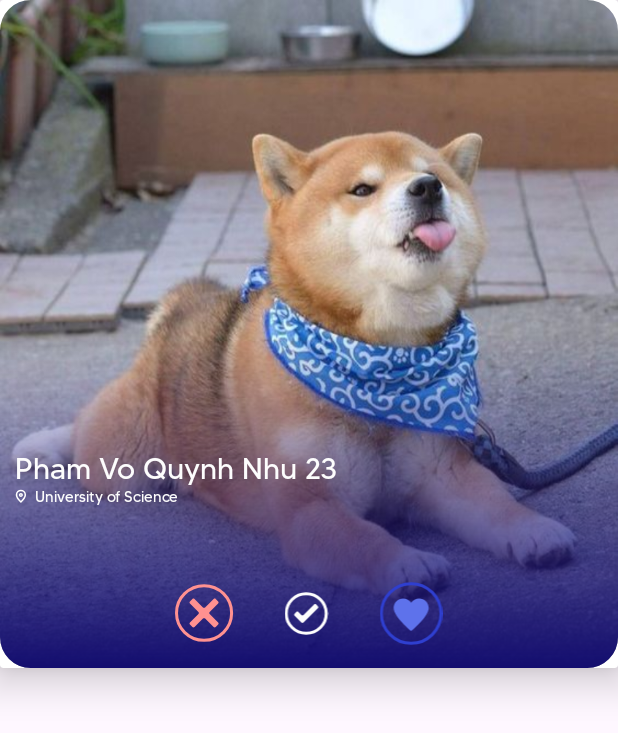
After one commit to tttrinhtran/FinalMobile, an Android app: the layout item_swipe.xml on its own in the app's theme, with its tools: preview values and no code run, on a phone screen of 412 x 824 dp. The commit adds this screen. Shown: the top 733 px of the screen. Run offline under Robolectric (Android 15) with nearby library versions, the phone set to English and light mode, and no system bars; Roboto replaces fonts that are not available here.

Commit message:
Swipe (home screen)

```diff
--- a/app/build.gradle
+++ b/app/build.gradle
@@ -81,4 +81,7 @@ dependencies {
     implementation "androidx.recyclerview:recyclerview:1.3.1"
     // For control over item selection of both touch and mouse driven selection
     implementation "androidx.recyclerview:recyclerview-selection:1.1.0"
+
+    //swipe
+    implementation 'com.github.Yalantis:Koloda-Android:v0.0.2-alpha'
 }
--- /dev/null
+++ b/app/src/main/java/com/example/finalproject/SwipeAdater.java
@@ -0,0 +1,46 @@
+package com.example.finalproject;
+
+import android.content.Context;
+import android.view.LayoutInflater;
+import android.view.View;
+import android.view.ViewGroup;
+import android.widget.BaseAdapter;
+
+import java.util.List;
+
+public class SwipeAdater extends BaseAdapter {
+    private Context context;
+    private List<Integer> list;
+
+    public SwipeAdater(Context context, List<Integer> list) {
+        this.context = context;
+        this.list = list;
+    }
+
+    @Override
+    public int getCount() {
+        return 20;
+    }
+
+    @Override
+    public Object getItem(int i) {
+        return null;
+    }
+
+    @Override
+    public long getItemId(int i) {
+        return 0;
+    }
+
+    @Override
+    public View getView(int i, View convertView, ViewGroup parent) {
+        View view;
+        if(convertView == null){
+            view = LayoutInflater.from(parent.getContext()).inflate(R.layout.item_swipe, parent, false);
+        }
+        else{
+            view = convertView;
+        }
+        return view;
+    }
+}
--- /dev/null
+++ b/app/src/main/res/drawable/gradient.xml
@@ -0,0 +1,7 @@
+<?xml version="1.0" encoding="utf-8"?>
+<shape xmlns:android="http://schemas.android.com/apk/res/android">
+    <gradient
+        android:angle="90"
+        android:centerColor="#00000000"
+        android:startColor="@color/dark_blue" />
+</shape>
--- /dev/null
+++ b/app/src/main/res/drawable/like_icon.xml
@@ -0,0 +1,15 @@
+<vector xmlns:android="http://schemas.android.com/apk/res/android"
+    android:width="29dp"
+    android:height="30dp"
+    android:viewportWidth="29"
+    android:viewportHeight="30">
+  <path
+      android:pathData="M14.33,15m-13.198,0a13.198,13.198 0,1 1,26.396 0a13.198,13.198 0,1 1,-26.396 0"
+      android:strokeWidth="2"
+      android:fillColor="#00000000"
+      android:strokeColor="#FDFDFD"/>
+  <path
+      android:pathData="M12.531,20.974C12.141,21.365 11.508,21.365 11.117,20.974L6.685,16.542C6.295,16.152 6.295,15.519 6.685,15.128L7.776,14.037C8.167,13.646 8.8,13.646 9.191,14.037L11.117,15.963C11.508,16.354 12.141,16.354 12.531,15.963L19.469,9.026C19.859,8.635 20.492,8.635 20.883,9.026L21.974,10.117C22.365,10.508 22.365,11.141 21.974,11.531L12.531,20.974Z"
+      android:fillColor="#FDFDFD"
+      android:fillType="evenOdd"/>
+</vector>
--- /dev/null
+++ b/app/src/main/res/drawable/location_icon.xml
@@ -0,0 +1,22 @@
+<vector xmlns:android="http://schemas.android.com/apk/res/android"
+    android:width="8dp"
+    android:height="10dp"
+    android:viewportWidth="8"
+    android:viewportHeight="10">
+  <path
+      android:strokeWidth="1"
+      android:pathData="M6.861,3.931C6.861,5.739 3.931,8.693 3.931,8.693C3.931,8.693 1,5.739 1,3.931C1,2.076 2.514,1 3.931,1C5.347,1 6.861,2.076 6.861,3.931V3.931Z"
+      android:strokeLineJoin="round"
+      android:fillColor="#00000000"
+      android:fillType="evenOdd"
+      android:strokeColor="#ffffff"
+      android:strokeLineCap="round"/>
+  <path
+      android:strokeWidth="1"
+      android:pathData="M3.094,3.931C3.094,3.468 3.468,3.093 3.931,3.093C4.393,3.093 4.768,3.468 4.768,3.931C4.768,4.393 4.393,4.768 3.931,4.768C3.468,4.768 3.094,4.393 3.094,3.931V3.931Z"
+      android:strokeLineJoin="round"
+      android:fillColor="#00000000"
+      android:fillType="evenOdd"
+      android:strokeColor="#ffffff"
+      android:strokeLineCap="round"/>
+</vector>
--- /dev/null
+++ b/app/src/main/res/drawable/match_icon.xml
@@ -0,0 +1,15 @@
+<vector xmlns:android="http://schemas.android.com/apk/res/android"
+    android:width="42dp"
+    android:height="42dp"
+    android:viewportWidth="42"
+    android:viewportHeight="42">
+  <path
+      android:pathData="M21.121,21m-19.879,0a19.879,19.879 0,1 1,39.758 0a19.879,19.879 0,1 1,-39.758 0"
+      android:strokeWidth="2"
+      android:fillColor="#00000000"
+      android:strokeColor="#2F3FCF"/>
+  <path
+      android:pathData="M26.436,10.978C24.203,10.978 22.29,12.115 21.121,13.77C19.952,12.115 18.038,10.978 15.806,10.978C12.299,10.978 9.429,13.77 9.429,17.182C9.429,23.386 21.121,32.692 21.121,32.692C21.121,32.692 32.813,23.386 32.813,17.182C32.813,13.77 29.943,10.978 26.436,10.978Z"
+      android:fillColor="#5E72EB"
+      android:fillType="evenOdd"/>
+</vector>
--- /dev/null
+++ b/app/src/main/res/drawable/nope_icon.xml
@@ -0,0 +1,15 @@
+<vector xmlns:android="http://schemas.android.com/apk/res/android"
+    android:width="39dp"
+    android:height="40dp"
+    android:viewportWidth="39"
+    android:viewportHeight="40">
+  <path
+      android:pathData="M19.209,20m-18.209,0a18.209,18.209 0,1 1,36.418 0a18.209,18.209 0,1 1,-36.418 0"
+      android:strokeWidth="2"
+      android:fillColor="#00000000"
+      android:strokeColor="#FF9190"/>
+  <path
+      android:pathData="M28.524,27.722C28.914,27.332 28.914,26.699 28.524,26.308L22.922,20.707C22.532,20.317 22.532,19.683 22.922,19.293L28.524,13.692C28.914,13.301 28.914,12.668 28.524,12.278L26.931,10.685C26.541,10.295 25.907,10.295 25.517,10.685L19.916,16.286C19.525,16.677 18.892,16.677 18.502,16.286L12.901,10.685C12.51,10.295 11.877,10.295 11.486,10.685L9.894,12.278C9.503,12.668 9.503,13.301 9.894,13.692L15.495,19.293C15.886,19.683 15.886,20.317 15.495,20.707L9.894,26.308C9.503,26.699 9.503,27.332 9.894,27.722L11.486,29.315C11.877,29.705 12.51,29.705 12.901,29.315L18.502,23.714C18.892,23.323 19.525,23.323 19.916,23.714L25.517,29.315C25.907,29.705 26.541,29.705 26.931,29.315L28.524,27.722Z"
+      android:fillColor="#FF9190"
+      android:fillType="evenOdd"/>
+</vector>
--- a/app/src/main/res/layout/home_screen.xml
+++ b/app/src/main/res/layout/home_screen.xml
@@ -3,7 +3,8 @@
     android:layout_width="match_parent"
     android:layout_height="match_parent"
     xmlns:tools="http://schemas.android.com/tools"
-    xmlns:app="http://schemas.android.com/apk/res-auto">
+    xmlns:app="http://schemas.android.com/apk/res-auto"
+    tools:context=".MainActivity">
 
     <androidx.constraintlayout.widget.ConstraintLayout
         android:id="@+id/hHomeScreenTitleLayout"
@@ -74,6 +75,26 @@
         android:fontFamily="@font/tommy_medium"
         android:textSize="20sp"/>
 
+    <androidx.constraintlayout.widget.ConstraintLayout
+        android:id="@+id/HomeScreenSwipeLayout"
+        android:layout_width="match_parent"
+        android:layout_height="wrap_content"
+        app:layout_constraintTop_toBottomOf="@id/HomeScreenNearYouTitle"
+        app:layout_constraintStart_toStartOf="parent"
+        app:layout_constraintEnd_toEndOf="parent"
+        android:layout_marginTop="20dp"
+        android:layout_marginVertical="20dp">
+
+        <com.yalantis.library.Koloda
+        android:id="@+id/HomeScreenSwipeItem"
+        android:layout_width="match_parent"
+        android:layout_height="match_parent"
+        android:layout_marginHorizontal="20dp"
+        app:koloda_card_layout="@layout/item_swipe" />
+
+    </androidx.constraintlayout.widget.ConstraintLayout>
+
+
     <LinearLayout
         android:id="@+id/HomeScreenNaviBar"
         android:layout_width="match_parent"
@@ -82,8 +103,8 @@
         app:layout_constraintBottom_toBottomOf="parent"
         app:layout_constraintEnd_toEndOf="parent"
         android:weightSum="4"
-        android:paddingTop="15dp"
-        android:paddingBottom="30dp"
+        android:layout_marginTop="15dp"
+        android:paddingBottom="15dp"
         android:orientation="horizontal">
 
         <androidx.constraintlayout.widget.ConstraintLayout
--- /dev/null
+++ b/app/src/main/res/layout/item_swipe.xml
@@ -0,0 +1,134 @@
+<?xml version="1.0" encoding="utf-8"?>
+<androidx.constraintlayout.widget.ConstraintLayout xmlns:android="http://schemas.android.com/apk/res/android"
+    xmlns:app="http://schemas.android.com/apk/res-auto"
+    android:layout_width="match_parent"
+    android:layout_height="match_parent">
+
+    <androidx.cardview.widget.CardView
+        android:layout_width="match_parent"
+        android:layout_height="445dp"
+        app:cardElevation="15dp"
+        app:layout_constraintTop_toTopOf="parent"
+        app:layout_constraintStart_toStartOf="parent"
+        app:layout_constraintEnd_toEndOf="parent">
+
+        <androidx.constraintlayout.widget.ConstraintLayout
+            android:layout_width="match_parent"
+            android:layout_height="match_parent">
+            <com.google.android.material.imageview.ShapeableImageView
+                android:id="@+id/SwipeItemImage"
+                android:layout_width="match_parent"
+                android:layout_height="match_parent"
+                android:scaleType="fitXY"
+                app:shapeAppearanceOverlay="@style/RoundedSquare"
+                app:srcCompat="@drawable/sample"/>
+
+            <com.google.android.material.imageview.ShapeableImageView
+                android:id="@+id/SwipeItemImagegradient"
+                android:layout_width="match_parent"
+                android:layout_height="match_parent"
+                android:scaleType="fitXY"
+                app:shapeAppearanceOverlay="@style/RoundedSquare"
+                app:srcCompat="@drawable/gradient"/>
+
+            <androidx.constraintlayout.widget.ConstraintLayout
+                android:layout_width="wrap_content"
+                android:layout_height="wrap_content"
+                app:layout_constraintStart_toStartOf="parent"
+                app:layout_constraintTop_toTopOf="parent"
+                android:layout_marginTop="300dp"
+                android:layout_marginStart="10dp">
+
+                <TextView
+                    android:id="@+id/HomeScreenUserInfo"
+                    android:layout_width="wrap_content"
+                    android:layout_height="wrap_content"
+                    app:layout_constraintTop_toTopOf="parent"
+                    app:layout_constraintStart_toStartOf="parent"
+                    android:text="Pham Vo Quynh Nhu 23"
+                    android:fontFamily="@font/tommy_regular"
+                    android:textColor="@color/white"
+                    android:textSize="20sp"/>
+
+                <androidx.constraintlayout.widget.ConstraintLayout
+                    android:layout_width="wrap_content"
+                    android:layout_height="wrap_content"
+                    app:layout_constraintTop_toBottomOf="@id/HomeScreenUserInfo"
+                    app:layout_constraintStart_toStartOf="parent">
+
+                    <ImageView
+                        android:id="@+id/HomeScreenLocationIcon"
+                        android:layout_width="wrap_content"
+                        android:layout_height="wrap_content"
+                        android:src="@drawable/location_icon"
+                        app:layout_constraintStart_toStartOf="parent"
+                        app:layout_constraintBottom_toBottomOf="parent"
+                        app:layout_constraintTop_toTopOf="parent"
+                        android:scaleType="center"/>
+
+                    <TextView
+                        android:id="@+id/HomeScreenUserSchool"
+                        android:layout_width="wrap_content"
+                        android:layout_height="wrap_content"
+                        app:layout_constraintTop_toTopOf="parent"
+                        app:layout_constraintStart_toEndOf="@id/HomeScreenLocationIcon"
+                        android:layout_marginStart="5dp"
+                        android:text="University of Science"
+                        android:fontFamily="@font/tommy_regular"
+                        android:textSize="10sp"
+                        android:textColor="@color/white"/>
+
+
+                </androidx.constraintlayout.widget.ConstraintLayout>
+
+
+
+
+
+            </androidx.constraintlayout.widget.ConstraintLayout>
+
+
+            <LinearLayout
+                android:layout_width="match_parent"
+                android:layout_height="wrap_content"
+                app:layout_constraintBottom_toBottomOf="parent"
+                app:layout_constraintStart_toStartOf="parent"
+                app:layout_constraintEnd_toEndOf="parent"
+                android:layout_marginHorizontal="100dp"
+                android:layout_marginBottom="15dp"
+                android:weightSum="3"
+                android:orientation="horizontal">
+
+                <ImageView
+                    android:layout_width="wrap_content"
+                    android:layout_height="wrap_content"
+                    android:layout_weight="1"
+                    android:src="@drawable/nope_icon"
+                    android:layout_gravity="center"
+                    android:layout_marginHorizontal="5dp"/>
+
+                <ImageView
+                    android:layout_width="wrap_content"
+                    android:layout_height="wrap_content"
+                    android:layout_weight="1"
+                    android:src="@drawable/like_icon"
+                    android:layout_gravity="center"
+                    android:layout_marginHorizontal="5dp"/>
+
+                <ImageView
+                    android:layout_width="wrap_content"
+                    android:layout_height="wrap_content"
+                    android:layout_weight="1"
+                    android:src="@drawable/match_icon"
+                    android:layout_gravity="center"
+                    android:layout_marginHorizontal="5dp"/>
+
+            </LinearLayout>
+
+
+        </androidx.constraintlayout.widget.ConstraintLayout>
+
+
+    </androidx.cardview.widget.CardView>
+
+</androidx.constraintlayout.widget.ConstraintLayout>
--- a/app/src/main/res/values/custom_shape.xml
+++ b/app/src/main/res/values/custom_shape.xml
@@ -4,7 +4,7 @@
         <item name="cornerSize">50%</item>
     </style>
     <style name="RoundedSquare">
-        <item name="cornerSize">10%</item>
+        <item name="cornerSize">5%</item>
     </style>
 
 </resources>
--- a/gradle.properties
+++ b/gradle.properties
@@ -19,3 +19,4 @@ android.useAndroidX=true
 # resources declared in the library itself and none from the library's dependencies,
 # thereby reducing the size of the R class for that library
 android.nonTransitiveRClass=true
+android.enableJetifier=true
--- a/settings.gradle
+++ b/settings.gradle
@@ -10,6 +10,7 @@ dependencyResolutionManagement {
     repositories {
         google()
         mavenCentral()
+        maven { url "https://jitpack.io" }
     }
 }
 rootProject.name = "FinalProject"
```
Also changed, not shown: app/src/main/res/drawable/sample.jpg (added).
